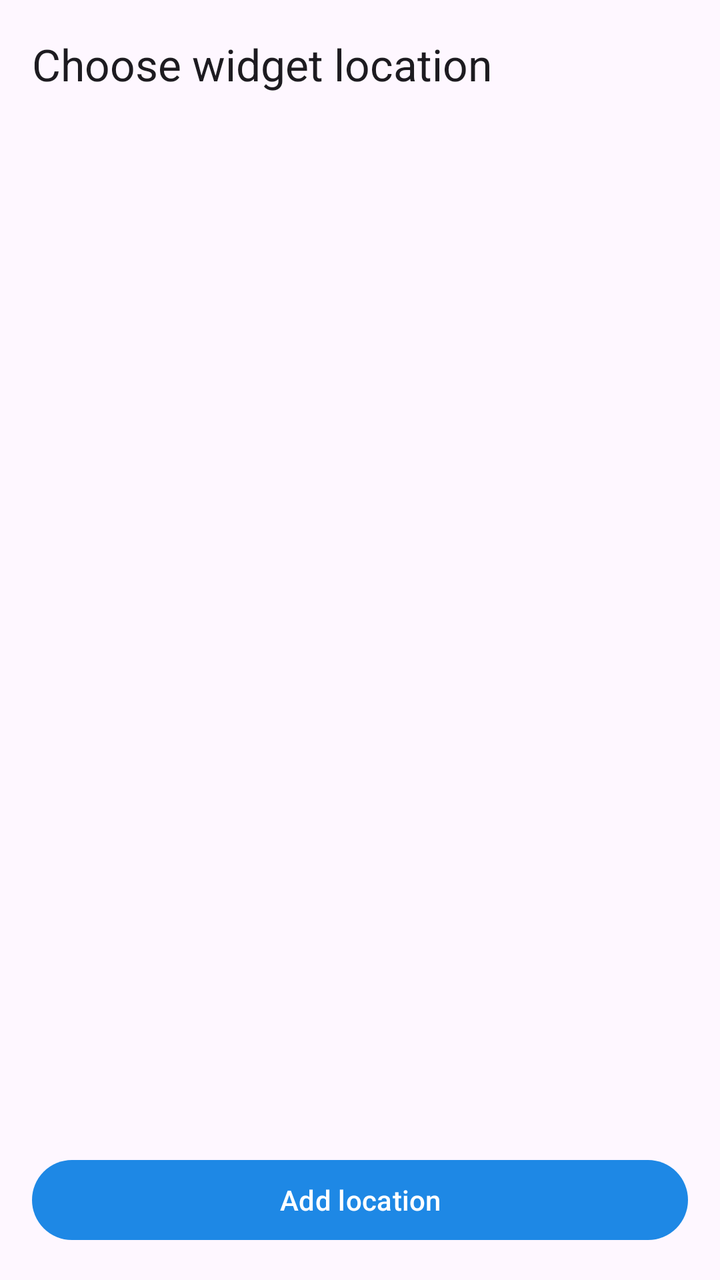
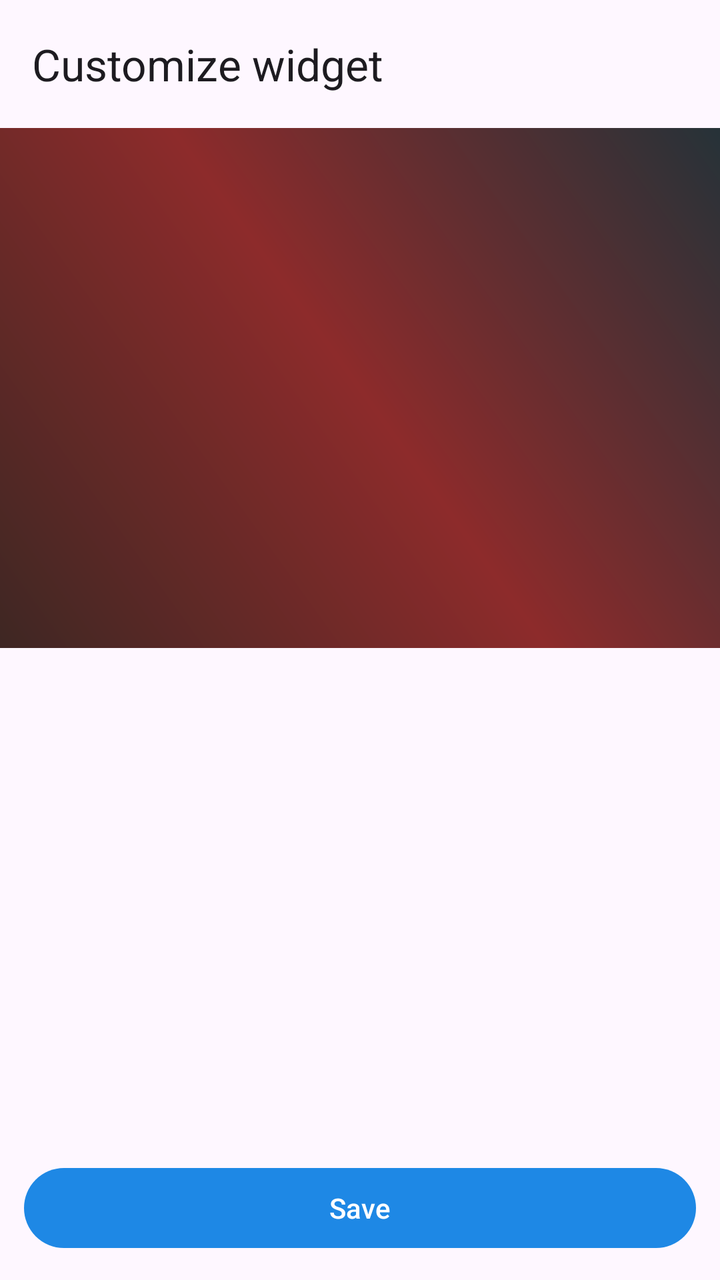

An Android layout rendered at two revisions. The XML below is the earlier revision; the diff shows what the commit changed to produce the second picture.
<!-- AndroidManifest.xml: application theme Theme.Beather -->
<!-- res/layout/activity_config.xml -->
<?xml version="1.0" encoding="utf-8"?>
<LinearLayout xmlns:android="http://schemas.android.com/apk/res/android"
    xmlns:app="http://schemas.android.com/apk/res-auto"
    android:layout_width="match_parent"
    android:layout_height="match_parent"
    android:fitsSystemWindows="true"
    android:orientation="vertical">

    <com.google.android.material.appbar.MaterialToolbar
        android:id="@+id/toolbar"
        android:layout_width="match_parent"
        android:layout_height="?attr/actionBarSize"
        app:title="@string/choose_location" />

    <ListView
        android:id="@+id/config_list"
        android:layout_width="match_parent"
        android:layout_height="0dp"
        android:layout_weight="1" />

    <Button
        android:id="@+id/config_add"
        android:layout_width="match_parent"
        android:layout_height="wrap_content"
        android:layout_margin="16dp"
        android:text="@string/add_location" />
</LinearLayout>
<!-- resources referenced by this layout -->
<resources>
  <string name="add_location">Add location</string>
  <string name="choose_location">Choose widget location</string>
  <style name="Theme.Beather" parent="Theme.Material3.DayNight.NoActionBar">
          <item name="colorPrimary">@color/beather_blue</item>
          <item name="colorSecondary">@color/beather_blue</item>
      </style>
  <color name="beather_blue">#1E88E5</color>
</resources>

<!-- the commit's change to res/layout/activity_config.xml (unified diff, before → after) -->
@@ -10,18 +10,30 @@
         android:id="@+id/toolbar"
         android:layout_width="match_parent"
         android:layout_height="?attr/actionBarSize"
-        app:title="@string/choose_location" />
+        app:title="@string/customize_widget" />
 
-    <ListView
-        android:id="@+id/config_list"
+    <FrameLayout
+        android:id="@+id/preview_frame"
+        android:layout_width="match_parent"
+        android:layout_height="260dp"
+        android:background="@drawable/preview_wall"
+        android:padding="12dp" />
+
+    <ScrollView
         android:layout_width="match_parent"
         android:layout_height="0dp"
-        android:layout_weight="1" />
+        android:layout_weight="1">
+        <LinearLayout
+            android:id="@+id/options"
+            android:layout_width="match_parent"
+            android:layout_height="wrap_content"
+            android:orientation="vertical" />
+    </ScrollView>
 
     <Button
-        android:id="@+id/config_add"
+        android:id="@+id/config_save"
         android:layout_width="match_parent"
         android:layout_height="wrap_content"
-        android:layout_margin="16dp"
-        android:text="@string/add_location" />
+        android:layout_margin="12dp"
+        android:text="@string/save" />
 </LinearLayout>
<!-- resource entries referenced after the edit -->
@@ -1,7 +1,11 @@
 <!-- resources referenced by this layout -->
 <resources>
-  <string name="add_location">Add location</string>
-  <string name="choose_location">Choose widget location</string>
+  <!-- drawable preview_wall (drawable) -->
+  <shape xmlns:android="http://schemas.android.com/apk/res/android" android:shape="rectangle">
+      <gradient android:angle="45" android:startColor="#3E2723" android:centerColor="#8D2B2B" android:endColor="#263238" />
+  </shape>
+  <string name="customize_widget">Customize widget</string>
+  <string name="save">Save</string>
   <style name="Theme.Beather" parent="Theme.Material3.DayNight.NoActionBar">
           <item name="colorPrimary">@color/beather_blue</item>
           <item name="colorSecondary">@color/beather_blue</item>
